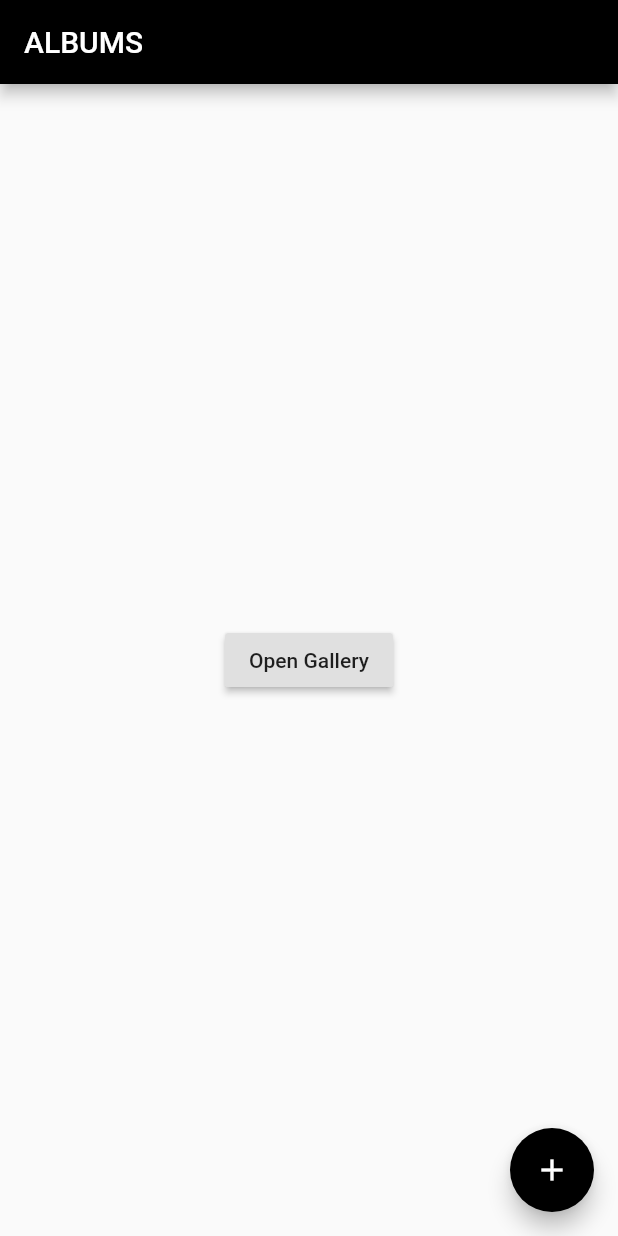
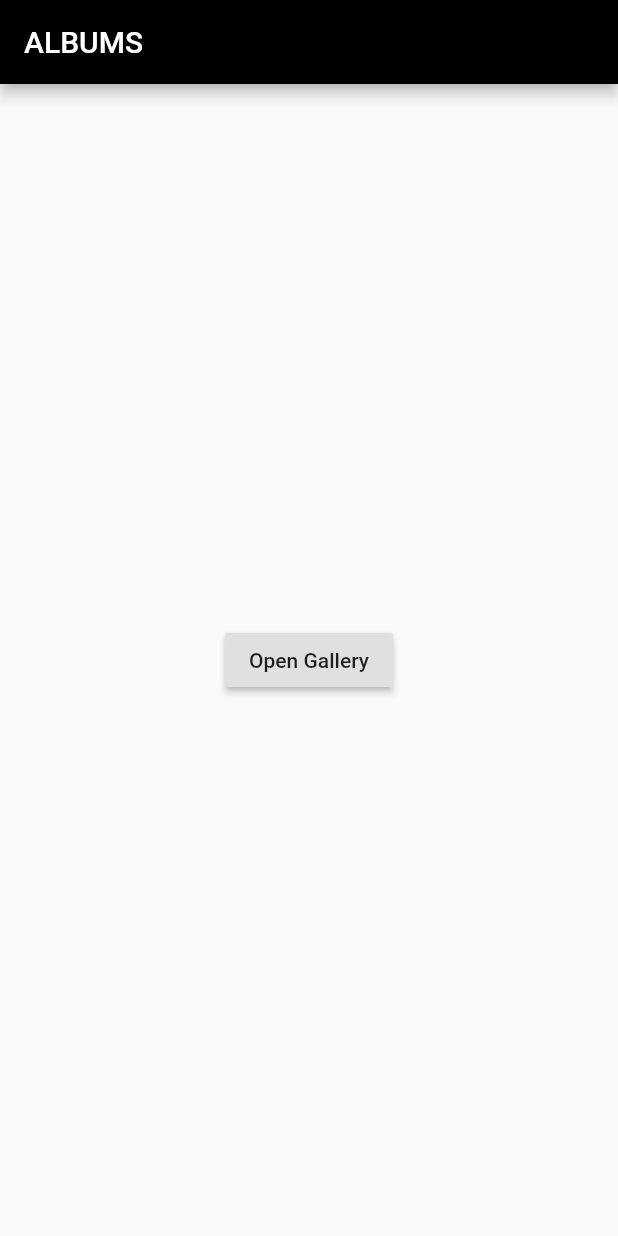
Before and after one commit to HarshitMadhup/CameraAppOP, a Flutter app: the AlbumsOp screen opened directly, on a phone screen of 412 x 824 dp. Run offline on Flutter 3.47's test engine with Material 2 defaults, Android fonts, the phone set to English and light mode, and no system bars; our stand-ins replace camera, image_picker, permission_handler, video_player; missing offline and left inert: flutter_file_manager, gallery_saver_safety, path_provider_ex, photo_manager, photofilters; network calls fail; statements that could not run were skipped.

Commit message:
final commit

```diff
--- a/opcamera/lib/Screens/albums_op.dart
+++ b/opcamera/lib/Screens/albums_op.dart
@@ -37,14 +37,6 @@ class _AlbumsOpState extends State<AlbumsOp> {
         backgroundColor: Colors.black,
       ),
       body: MediaGrid(),
-      floatingActionButton: FloatingActionButton(
-        backgroundColor: Colors.black,
-        child: Icon(Icons.add),
-        onPressed: () {
-          // captureAndSaveImage();
-          // getFiles();
-        },
-      ),
     );
   }
 
@@ -133,10 +125,7 @@ class _MediaGridState extends State<MediaGrid> {
       setState(() {
         _mediaList = media;
       });
-    } else {
-      // fail
-      /// if result is fail, you can call `PhotoManager.openSetting();`  to open android/ios applicaton's setting to get permission
-    }
+    } else {}
   }
 
   @override
--- a/opcamera/lib/Screens/favourites_op.dart
+++ b/opcamera/lib/Screens/favourites_op.dart
@@ -54,7 +54,8 @@ class _FavouritesOpState extends State<FavouritesOp> {
                   onTap: () {
                     Navigator.push(context,
                         MaterialPageRoute(builder: (context) {
-                      return ImageView(path: files[index].path.toString());
+                      return ImageView(
+                          path: files[index].path.toString(), isTemp: false);
                       //open viewPDF page on click
                     }));
                   },
```
Also changed, not shown: opcamera/lib/Screens/CameraScreen.dart (+7 -6 lines), opcamera/lib/Screens/ImageView.dart (+10 -1 lines).
